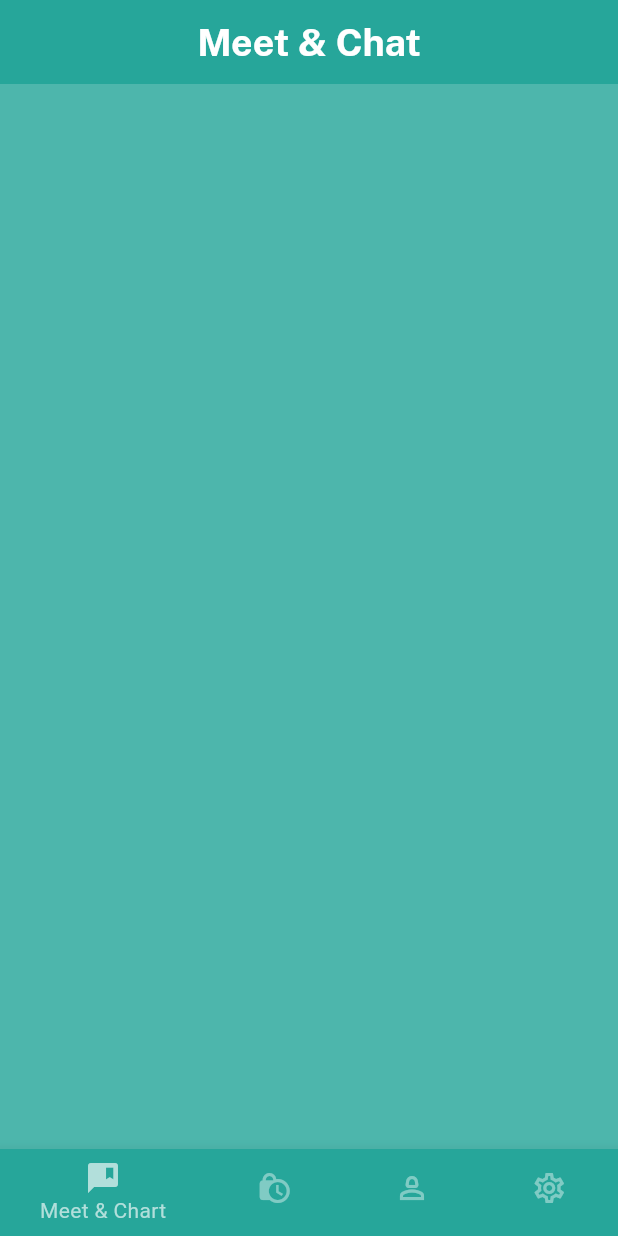
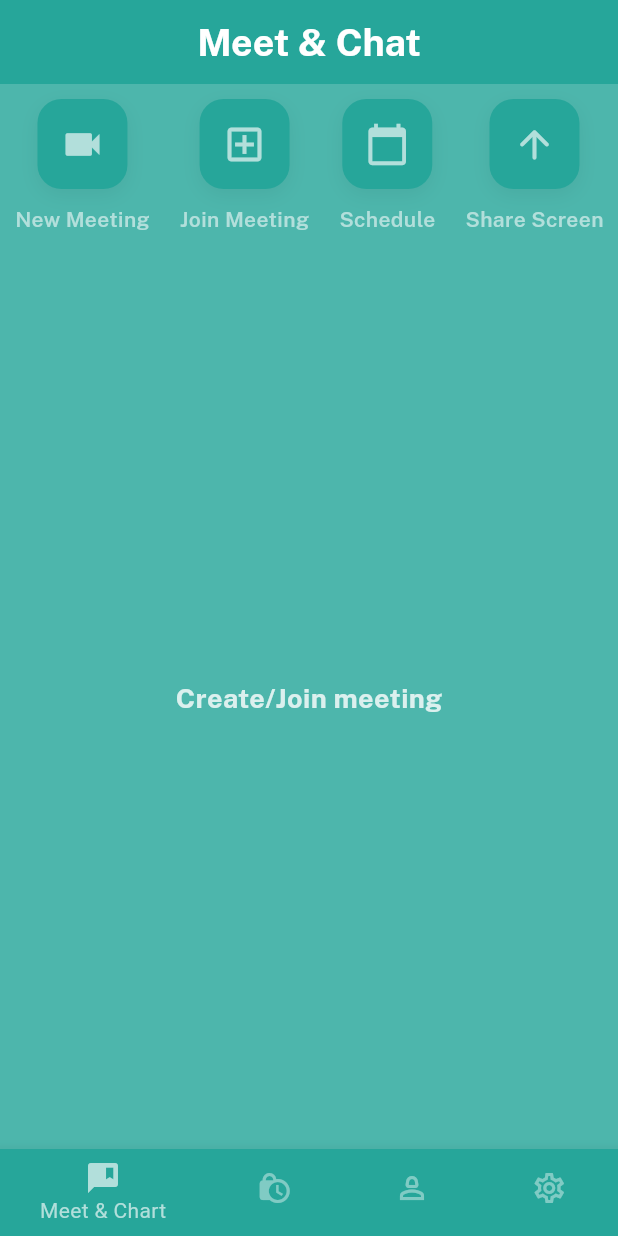
Before and after one commit to PavinDas/Konfer, a Flutter app: the screen it shows once a user with an empty profile is signed in, on a phone screen of 412 x 824 dp. Run offline on Flutter 3.47's test engine with Material 3 defaults, Android fonts, the phone set to English and light mode, and no system bars; our stand-ins replace cloud_firestore, firebase_auth, firebase_core, google_sign_in; accounts and stored records are empty.

Commit message:
Home screen UI created

```diff
--- a/lib/constants/colors.dart
+++ b/lib/constants/colors.dart
@@ -5,3 +5,4 @@ const Color secColor = Color(0xFF26A69A);
 const Color bgColor = Color(0xFF80CBC4);
 const Color textColor = Color(0xFFB2DFDB);
 const Color whiteColor = Color(0xFFFFFFFF);
+const Color blackColor = Color(0x0000000);
--- a/lib/screens/home_screen.dart
+++ b/lib/screens/home_screen.dart
@@ -1,6 +1,7 @@
 import 'package:flutter/material.dart';
 import 'package:konfer/constants/colors.dart';
 import 'package:konfer/constants/consts.dart';
+import 'package:konfer/widgets/meeting_buttons.dart';
 
 class HomeScreen extends StatefulWidget {
   const HomeScreen({super.key});
@@ -14,7 +15,6 @@ class _HomeScreenState extends State<HomeScreen> {
   @override
   Widget build(BuildContext context) {
     return Scaffold(
-
       //! AppBar
       appBar: AppBar(
         backgroundColor: secColor,
@@ -34,13 +34,46 @@ class _HomeScreenState extends State<HomeScreen> {
       body: Column(
         children: [
           Row(
+            mainAxisAlignment: MainAxisAlignment.spaceEvenly,
             children: [
-
+              meetingButtons(
+                onPressed: () {},
+                icon: Icons.videocam,
+                text: 'New Meeting',
+              ),
+              meetingButtons(
+                onPressed: () {},
+                icon: Icons.add_box_outlined,
+                text: 'Join Meeting',
+              ),
+              meetingButtons(
+                onPressed: () {},
+                icon: Icons.calendar_today,
+                text: 'Schedule',
+              ),
+              meetingButtons(
+                onPressed: () {},
+                icon: Icons.arrow_upward_rounded,
+                text: 'Share Screen',
+              ),
             ],
-          )
+          ),
+          Expanded(
+            child: Center(
+              child: Text(
+                'Create/Join meeting',
+                style: TextStyle(
+                  fontFamily: bold,
+                  color: whiteColor.withOpacity(
+                    0.8,
+                  ),
+                  fontSize: 18,
+                ),
+              ),
+            ),
+          ),
         ],
       ),
-
 
       //! Bottom Navigation Bar
       bottomNavigationBar: BottomNavigationBar(
--- a/lib/widgets/meeting_buttons.dart
+++ b/lib/widgets/meeting_buttons.dart
@@ -1,25 +1,68 @@
 import 'package:flutter/material.dart';
 import 'package:konfer/constants/colors.dart';
+import 'package:konfer/constants/consts.dart';
 
 class meetingButtons extends StatelessWidget {
   final VoidCallback onPressed;
+  final IconData icon;
+  final String text;
+
   const meetingButtons({
     super.key,
     required this.onPressed,
+    required this.icon,
+    required this.text,
   });
 
   @override
   Widget build(BuildContext context) {
     return GestureDetector(
       onTap: onPressed,
-      child: Column(
-        children: [
-          Container(
-            decoration: BoxDecoration(
-              color: secColor
+      child: Padding(
+        padding: const EdgeInsets.all(
+          10,
+        ),
+        child: Column(
+          children: [
+            Container(
+              decoration: BoxDecoration(
+                color: secColor,
+                borderRadius: BorderRadius.circular(
+                  16,
+                ),
+                boxShadow: [
+                  BoxShadow(
+                    blurRadius: 10,
+                    color: blackColor.withOpacity(
+                      0.06,
+                    ),
+                    offset: const Offset(
+                      0,
+                      4,
+                    ),
+                  ),
+                ],
+              ),
+              width: 60,
+              height: 60,
+              child: Icon(
+                icon,
+                color: textColor,
+                size: 30,
+              ),
             ),
-          )
-        ],
+            const SizedBox(
+              height: 10,
+            ),
+            Text(
+              text,
+              style: const TextStyle(
+                color: textColor,
+                fontFamily: semibold,
+              ),
+            ),
+          ],
+        ),
       ),
     );
   }
```
